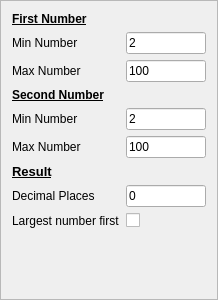
This is multiplicationconfigframe.ui in RealGrep/QMentat as Qt 5 draws it before an edit. The edited form follows.
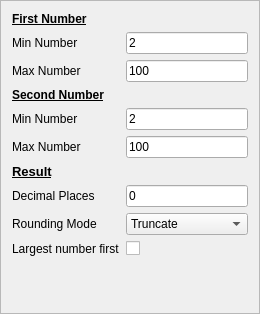
This is the edited form.

Commit message: * Added validation for ints and for BigFixedPoint numbers. In particular,   wrote a class for validating them called QBigFixedValidator. * Added static BigFixedPoint::isValid(QString) method to help the   number validation. * Validation should basically work, though attention should be paid to   setting the limits appropriately. For one, BigFixedPoint doesn't really   need a limit, and perhaps the validator should allow not setting any kind   of range limits if not wanted.

The edit to the form file:
```diff
--- a/multiplicationconfigframe.ui
+++ b/multiplicationconfigframe.ui
@@ -6,8 +6,8 @@
    <rect>
     <x>0</x>
     <y>0</y>
-    <width>218</width>
-    <height>300</height>
+    <width>260</width>
+    <height>314</height>
    </rect>
   </property>
   <property name="windowTitle">
@@ -151,14 +151,14 @@
        </property>
       </widget>
      </item>
-     <item row="9" column="0">
+     <item row="10" column="0">
       <widget class="QLabel" name="largestNumberFirstLabel">
        <property name="text">
         <string>Largest number first</string>
        </property>
       </widget>
      </item>
-     <item row="9" column="1">
+     <item row="10" column="1">
       <widget class="QCheckBox" name="largestNumberFirstCheckBox"/>
      </item>
      <item row="8" column="0">
@@ -189,6 +189,27 @@
        </property>
       </widget>
      </item>
+     <item row="9" column="0">
+      <widget class="QLabel" name="roundingLabel">
+       <property name="text">
+        <string>Rounding Mode</string>
+       </property>
+      </widget>
+     </item>
+     <item row="9" column="1">
+      <widget class="QComboBox" name="roundingComboBox">
+       <item>
+        <property name="text">
+         <string>Truncate</string>
+        </property>
+       </item>
+       <item>
+        <property name="text">
+         <string>Round</string>
+        </property>
+       </item>
+      </widget>
+     </item>
     </layout>
    </item>
   </layout>
```
The commit also changes 29 other files.
